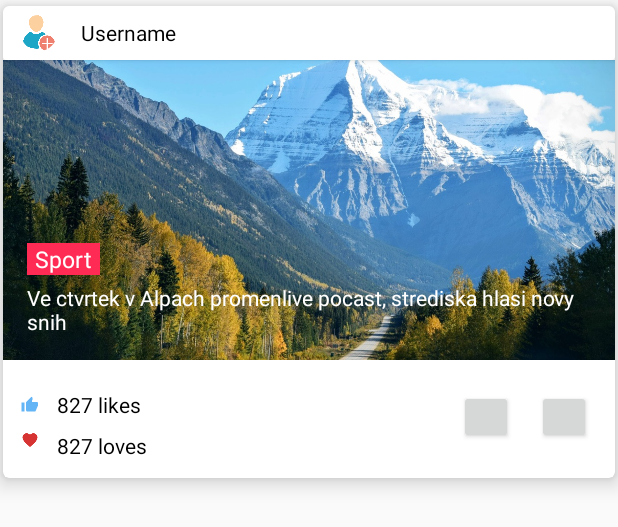
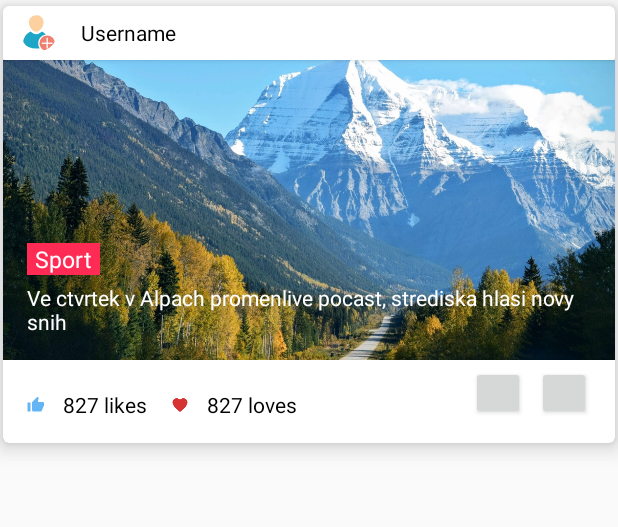
Before and after one commit to therealshabi/Musica, an Android app: the layout homestream_card_view.xml on its own in the app's theme, with its tools: preview values and no code run, on a phone screen of 412 x 824 dp. Shown: the top 527 px of the screen. Run offline under Robolectric (Android 15) with nearby library versions, the phone set to English and light mode, and no system bars; plain views replace CircularImageView, LikeButton; network calls fail.

Commit message:
Modified HomeStream Layout a lil bit

```diff
--- a/app/src/main/java/com/finiteloop/musica/NetworkUtils/MusicaServerAPICalls.java
+++ b/app/src/main/java/com/finiteloop/musica/NetworkUtils/MusicaServerAPICalls.java
@@ -26,7 +26,7 @@ public abstract class MusicaServerAPICalls {
     private static final String JSON_STATUS = "status";
     private static final String JSON_DATA = "data";
 
-    private static final String SERVER_ADDRESS = "http://192.168.0.5:22222";
+    private static final String SERVER_ADDRESS = "http://192.168.0.4:22222";
     private static final String USER_SIGNUP_POST_REQUEST = SERVER_ADDRESS + "/signup";
     private static final String USER_SEARCH_GET_REQUEST = SERVER_ADDRESS + "/user/search/";
     private static final String USER_EMAIL_GET_REQUEST = SERVER_ADDRESS + "/user/";
--- a/app/src/main/res/layout/homestream_card_view.xml
+++ b/app/src/main/res/layout/homestream_card_view.xml
@@ -89,7 +89,7 @@
                 android:layout_width="wrap_content"
                 android:layout_height="wrap_content"
                 android:layout_below="@id/activity_home_stream_card_view_title_linear_layout"
-                android:orientation="vertical"
+                android:orientation="horizontal"
                 android:padding="8dp">
 
                 <LinearLayout
@@ -99,17 +99,19 @@
                     android:padding="4dp">
 
                     <ImageView
-                        android:layout_width="12dp"
-                        android:layout_height="12dp"
-                        android:layout_marginTop="12dp"
+                        android:layout_width="20dp"
+                        android:layout_height="20dp"
+                        android:layout_marginTop="8dp"
+                        android:padding="4dp"
                         android:src="@drawable/ic_thumb_up_blue_300_24dp" />
 
                     <TextView
                         android:id="@+id/activity_home_stream_no_of_likes"
                         android:layout_width="wrap_content"
                         android:layout_height="wrap_content"
-                        android:layout_marginLeft="12dp"
-                        android:layout_marginTop="8dp"
+                        android:layout_marginLeft="4dp"
+                        android:layout_marginTop="4dp"
+                        android:padding="4dp"
                         android:text="827 likes"
                         android:textColor="@android:color/black" />
                 </LinearLayout>
@@ -122,8 +124,10 @@
                     android:padding="4dp">
 
                     <ImageView
-                        android:layout_width="12dp"
-                        android:layout_height="12dp"
+                        android:layout_width="20dp"
+                        android:layout_height="20dp"
+                        android:layout_marginTop="8dp"
+                        android:padding="4dp"
                         android:src="@drawable/ic_heart"
                         android:tint="@android:color/holo_red_dark" />
 
@@ -131,7 +135,9 @@
                         android:id="@+id/activity_home_stream_no_of_loves"
                         android:layout_width="wrap_content"
                         android:layout_height="wrap_content"
-                        android:layout_marginLeft="12dp"
+                        android:layout_marginLeft="4dp"
+                        android:layout_marginTop="4dp"
+                        android:padding="4dp"
                         android:text="827 loves"
                         android:textColor="@android:color/black" />
 
@@ -145,7 +151,6 @@
                 android:layout_alignParentRight="true"
                 android:layout_below="@id/activity_home_stream_card_view_title_linear_layout"
                 android:layout_marginRight="4dp"
-                android:layout_marginTop="16dp"
                 android:elevation="12dp"
                 android:orientation="horizontal"
                 android:padding="4dp">
@@ -154,7 +159,7 @@
                     android:id="@+id/like"
                     android:layout_width="36dp"
                     android:layout_height="36dp"
-                    android:layout_marginRight="8dp"
+                    android:layout_marginRight="4dp"
                     android:clickable="true"
                     app:icon_size="20dp"
                     app:icon_type="heart">
@@ -165,7 +170,7 @@
                     android:id="@+id/thumb"
                     android:layout_width="36dp"
                     android:layout_height="36dp"
-                    android:layout_marginLeft="8dp"
+                    android:layout_marginLeft="4dp"
                     android:layout_marginRight="8dp"
                     android:clickable="true"
                     app:icon_size="20dp"
```
Also changed, not shown: 1 other file.
